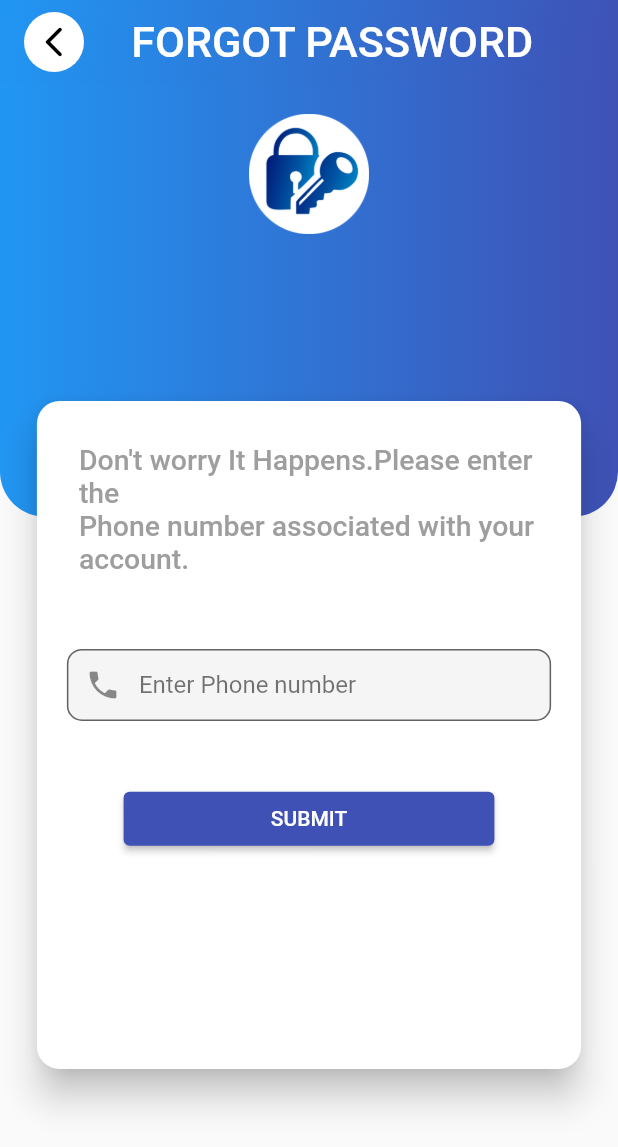
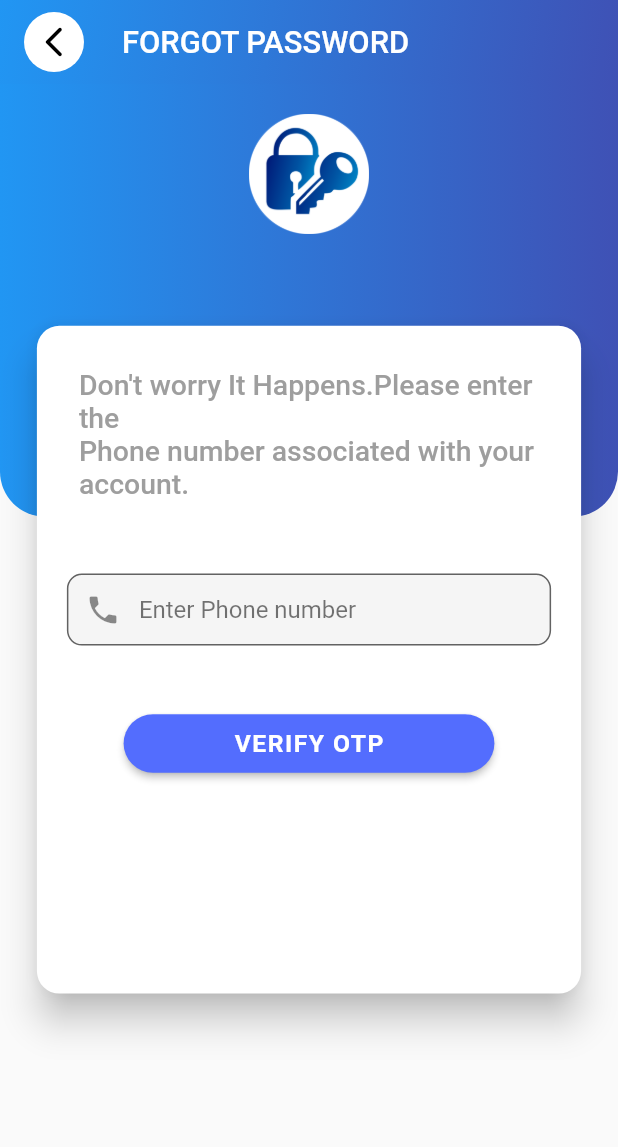
Before and after one commit to shivamkushwah47/task-management, a Flutter app: the ForgotView screen opened by its route, on a phone screen of 412 x 824 dp. Shown: the top 1147 px of the screen. Run offline on Flutter 3.47's test engine with Material 2 defaults, Android fonts, the phone set to English and light mode, and no system bars; our stand-ins replace animated_splash_screen, awesome_dialog, cloud_firestore, connectivity_plus, convex_bottom_bar, dropdown_search and 14 more; missing offline and left inert: calendar_appbar, fl_country_code_picker; accounts and stored records are empty.

Commit message:
Changes by krishna

```diff
--- a/lib/feature/Forgot_pass/view/Forgot_view.dart
+++ b/lib/feature/Forgot_pass/view/Forgot_view.dart
@@ -4,6 +4,7 @@ import 'package:flutter/src/widgets/framework.dart';
 import 'package:form_field_validator/form_field_validator.dart';
 import 'package:get/get.dart';
 import 'package:intl_phone_field/intl_phone_field.dart';
+import 'package:visiter_app/core/components/custombutton.dart';
 import '../controller/Forgot_controller.dart';
 
 class ForgotView extends GetView<ForgotController> {
@@ -37,7 +38,7 @@ class ForgotView extends GetView<ForgotController> {
               '   FORGOT PASSWORD',
                 style: TextStyle(
                     color: Colors.white,
-                    fontSize: Get.height*0.035,
+                    fontSize: Get.height*0.025,
                     fontWeight: FontWeight.w500),
               ),
             ),
@@ -66,7 +67,7 @@ class ForgotView extends GetView<ForgotController> {
           child: Column(
             children: [
               Container(
-                height: Get.height-81,
+                height: Get.height-90,
                 child: Stack(
                   children: [
                     Positioned(
@@ -96,7 +97,7 @@ class ForgotView extends GetView<ForgotController> {
                       ),
                     ),
                     Positioned(
-                      bottom: Get.height * .1,
+                      bottom: Get.height * .15,
                       left: Get.width * .05,
                       width: Get.width * .9,
                       height: Get.height * .55,
@@ -147,16 +148,25 @@ class ForgotView extends GetView<ForgotController> {
                                     SizedBox(height:Get.height*0.05),
                                     SizedBox(
                                       width: Get.width*0.6,
-                                      child: ElevatedButton(
-                                        style: ElevatedButton.styleFrom(
-                                          backgroundColor: Colors.indigo
-                                        ),
-                                          onPressed: () {
-                                          // controller.signupformvalid();
-                                          controller.ForgotPassword(context);},
-                                          child: Text('SUBMIT',style: TextStyle(color: Colors.white),)
+                                       child:
+                                       CustomButton(
+                                         title: "VERIFY OTP",
+                                         onPress: () {
+                                           controller.ForgotPassword(context);
 
-                                      ),
+
+                                         },
+                                       ),
+                                      // ElevatedButton(
+                                      //   style: ElevatedButton.styleFrom(
+                                      //     backgroundColor: Colors.indigo
+                                      //   ),
+                                      //     onPressed: () {
+                                      //     // controller.signupformvalid();
+                                      //     controller.ForgotPassword(context);},
+                                      //     child: Text('SUBMIT',style: TextStyle(color: Colors.white),)
+                                      //
+                                      // ),
                                     )
 
                                   ],
--- a/lib/feature/register/View/register_view.dart
+++ b/lib/feature/register/View/register_view.dart
@@ -247,7 +247,7 @@ class RegisterView extends GetView<RegisterController> {
                                       width: Get.width - 160,
                                        child:
                                        CustomButton(
-                                         title: "VERIFY OTP",
+                                         title: "SUBMIT",
                                          onPress: () {
                                            controller.createUser(context);
 
```
